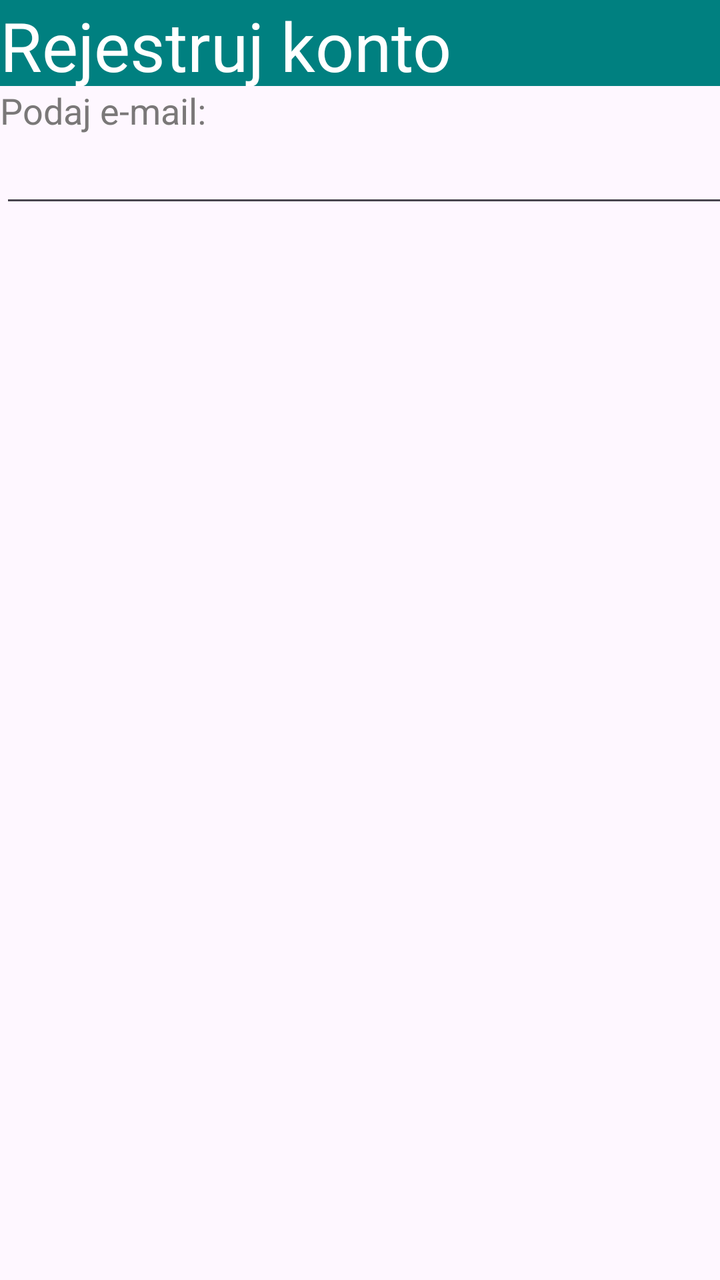
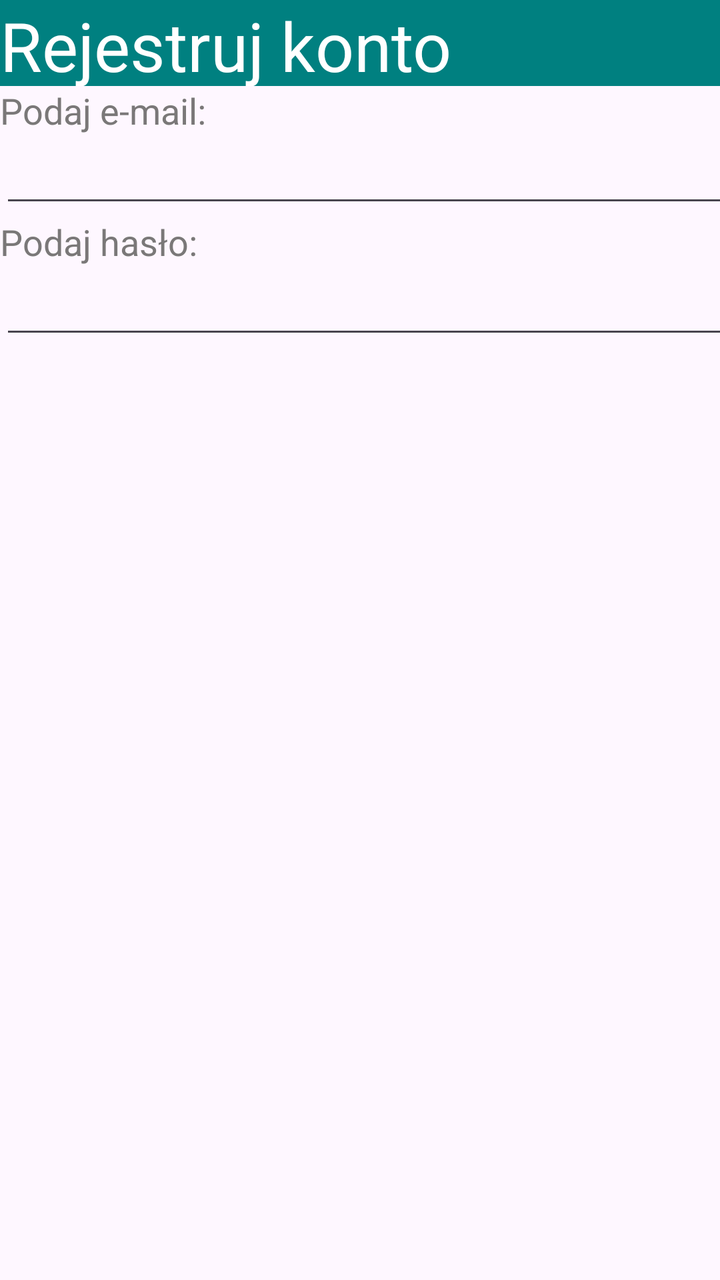

The first picture is an Android layout as it rendered before a commit; the second is the same layout after the commit. The layout source and the unified diff follow.
<!-- AndroidManifest.xml: application theme Theme.MyApp2809 -->
<!-- res/layout/activity_main.xml -->
<?xml version="1.0" encoding="utf-8"?>
<androidx.constraintlayout.widget.ConstraintLayout xmlns:android="http://schemas.android.com/apk/res/android"
    xmlns:app="http://schemas.android.com/apk/res-auto"
    xmlns:tools="http://schemas.android.com/tools"
    android:id="@+id/main"
    android:layout_width="match_parent"
    android:layout_height="match_parent"
    tools:context=".MainActivity">


    <LinearLayout
        android:layout_width="409dp"
        android:layout_height="729dp"
        android:orientation="vertical"
        tools:layout_editor_absoluteX="1dp"
        tools:layout_editor_absoluteY="1dp">

        <TextView
            android:id="@+id/textView"
            android:layout_width="match_parent"
            android:layout_height="43dp"
            android:background="#008080"
            android:text="@string/header_1"
            android:textColor="#FFFFFF"
            android:textSize="34sp" />

        <TextView
            android:id="@+id/textView2"
            android:layout_width="match_parent"
            android:layout_height="wrap_content"
            android:textColor="#7A7878"
            android:textSize="18sp"
            android:text="@string/label_1"
            />

        <EditText
            android:id="@+id/editTextTextEmailAddress"
            android:layout_width="match_parent"
            android:layout_height="wrap_content"
            android:ems="10"
            android:inputType="textEmailAddress" />

    </LinearLayout>
</androidx.constraintlayout.widget.ConstraintLayout>
<!-- resources referenced by this layout -->
<resources>
  <string name="header_1">Rejestruj konto</string>
  <string name="label_1">Podaj e-mail:</string>
  <style name="Theme.MyApp2809" parent="Base.Theme.MyApp2809" />
  <style name="Base.Theme.MyApp2809" parent="Theme.Material3.DayNight.NoActionBar">
          
          
      </style>
</resources>

<!-- the commit's change to res/layout/activity_main.xml (unified diff, before → after) -->
@@ -34,11 +34,26 @@
             />
 
         <EditText
-            android:id="@+id/editTextTextEmailAddress"
+            android:id="@+id/editTextTextEmailAddress2"
             android:layout_width="match_parent"
             android:layout_height="wrap_content"
             android:ems="10"
             android:inputType="textEmailAddress" />
 
+        <TextView
+            android:id="@+id/textView4"
+            android:layout_width="match_parent"
+            android:layout_height="wrap_content"
+            android:text="@string/label_2"
+            android:textColor="#7A7878"
+            android:textSize="18sp" />
+
+        <EditText
+            android:id="@+id/editTextTextPassword"
+            android:layout_width="match_parent"
+            android:layout_height="wrap_content"
+            android:ems="10"
+            android:inputType="textPassword" />
+
     </LinearLayout>
 </androidx.constraintlayout.widget.ConstraintLayout>
<!-- resource entries referenced after the edit -->
@@ -2,6 +2,7 @@
 <resources>
   <string name="header_1">Rejestruj konto</string>
   <string name="label_1">Podaj e-mail:</string>
+  <string name="label_2">Podaj hasło:</string>
   <style name="Theme.MyApp2809" parent="Base.Theme.MyApp2809" />
   <style name="Base.Theme.MyApp2809" parent="Theme.Material3.DayNight.NoActionBar">
           
